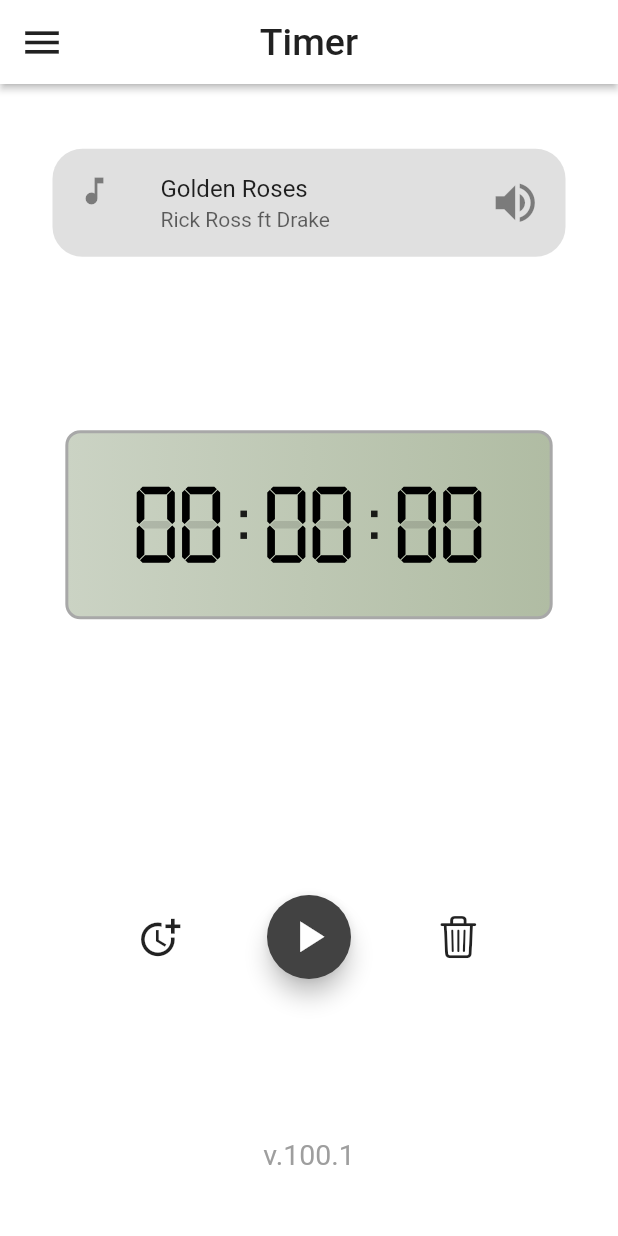
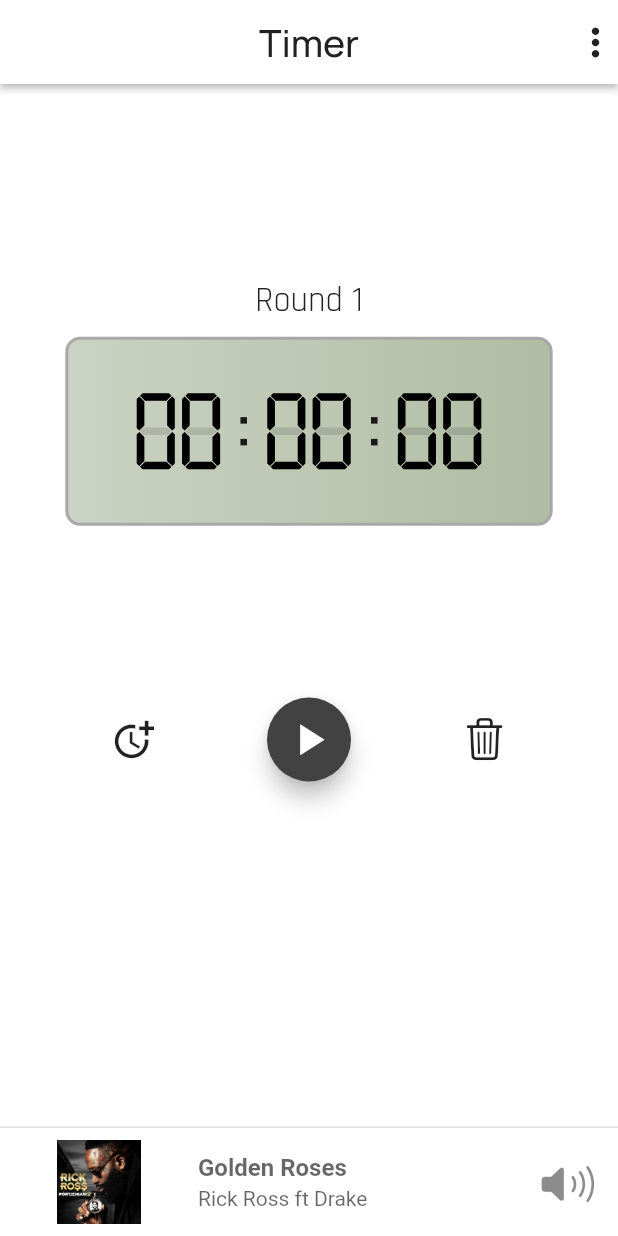
Before and after one commit to JohnBoscoM/Timer, a Flutter app: the screen it shows after launch, on a phone screen of 412 x 824 dp. Run offline on Flutter 3.47's test engine with Material 2 defaults, Android fonts, the phone set to English and light mode, and no system bars; our stand-ins replace google_fonts; Roboto replaces fonts that are missing (Actor).

Commit message:
music player ui and ui update

```diff
--- a/timer/lib/view/timer/screen.dart
+++ b/timer/lib/view/timer/screen.dart
@@ -9,57 +9,56 @@ import 'package:provider/provider.dart';
 class TimerScreen extends StatelessWidget {
   @override
   Widget build(BuildContext context) {
+    final width = MediaQuery.of(context).size.width;
+    final height = MediaQuery.of(context).size.height;
     final timeService = TimerService();
     return ChangeNotifierProvider<TimerService>(
       create: (_) => timeService,
       child: Scaffold(
         backgroundColor: Colors.white,
         appBar: AppBar(
-          leading: Icon(
-            Icons.menu,
-            size: 30,
-            color: Colors.grey.shade900,
-          ),
           elevation: 2,
           backgroundColor: Colors.white,
           centerTitle: true,
           title: Text(
             "Timer",
-            style: GoogleFonts.roboto(
+            style: GoogleFonts.manrope(
                 fontSize: 25,
                 color: Colors.grey.shade900,
                 fontWeight: FontWeight.w500),
           ),
+          actions: [
+            Icon(
+              Icons.more_vert,
+              size: 30,
+              color: Colors.grey.shade900,
+            ),
+          ],
         ),
         body: Padding(
-          padding: const EdgeInsets.symmetric(horizontal: 35.0),
+          padding: const EdgeInsets.symmetric(horizontal: 0),
           child: Column(
-            mainAxisAlignment: MainAxisAlignment.spaceEvenly,
+            mainAxisAlignment: MainAxisAlignment.spaceBetween,
             children: <Widget>[
+              Padding(
+                  padding: EdgeInsets.only(left: 30, right: 20, top: 25),
+                  child: Row(
+                      mainAxisAlignment: MainAxisAlignment.start,
+                      children: [])),
+              // Switch(value: true, onChanged: (value) {}),
               //SizedBox(height: MediaQuery.of(context).viewPadding.top + 20),
-              Container(
-                decoration: BoxDecoration(
-                    color: Colors.black12,
-                    borderRadius: BorderRadius.all(Radius.circular(20))),
-                child: ListTile(
-                  leading: Icon(Icons.music_note),
-                  title: const Text('Golden Roses'),
-                  subtitle: Text(
-                    'Rick Ross ft Drake',
-                    style: TextStyle(color: Colors.black.withOpacity(0.6)),
-                  ),
-                  trailing: Icon(
-                    Icons.volume_up,
-                    size: 35,
-                  ),
-                ),
-              ),
-              SizedBox(height: 20),
-              NeuDigitalClock(
-                key: null,
-              ),
-              SizedBox(height: 20),
-              SizedBox(height: 25),
+              Padding(
+                  padding: const EdgeInsets.symmetric(horizontal: 35),
+                  child: Column(
+                    children: [
+                      Text("Round 1",
+                          style: GoogleFonts.rajdhani(fontSize: 23)),
+                      NeuDigitalClock(
+                        key: null,
+                      ),
+                    ],
+                  )),
+
               Row(
                 mainAxisAlignment: MainAxisAlignment.spaceEvenly,
                 children: [
@@ -86,12 +85,44 @@ class TimerScreen extends StatelessWidget {
                   ),
                 ],
               ),
+
               SizedBox(height: 20),
-              Text(
-                "v.100.1",
-                style: GoogleFonts.actor(
-                    color: Colors.grey.shade500, fontSize: 19),
+              Container(
+                decoration: BoxDecoration(
+                    border:
+                        Border(top: BorderSide(color: Colors.grey.shade300))),
+                width: width,
+                child: ListTile(
+                  leading: Container(
+                    width: 100,
+                    // height: 150,
+                    decoration: BoxDecoration(
+                        borderRadius: BorderRadius.all(Radius.circular(0)),
+                        image: DecorationImage(
+                            image: AssetImage("images/golden_roses.jpeg"))),
+                  ),
+                  title: Text(
+                    'Golden Roses',
+                    style: GoogleFonts.actor(
+                        color: Colors.black.withOpacity(0.6),
+                        fontWeight: FontWeight.bold),
+                  ),
+                  subtitle: Text(
+                    'Rick Ross ft Drake',
+                    style:
+                        GoogleFonts.actor(color: Colors.black.withOpacity(0.6)),
+                  ),
+                  trailing: Icon(
+                    CupertinoIcons.volume_up,
+                    size: 35,
+                  ),
+                ),
               )
+              // Text(
+              //   "v.100.1",
+              //   style: GoogleFonts.actor(
+              //       color: Colors.grey.shade500, fontSize: 19),
+              // )
             ],
           ),
         ),
--- a/timer/pubspec.yaml
+++ b/timer/pubspec.yaml
@@ -29,7 +29,9 @@ dependencies:
   # Use with the CupertinoIcons class for iOS style icons.
   cupertino_icons: ^1.0.2
   google_fonts: ^2.1.0
+ # spotify_sdk: ^2.1.0
   provider: any
+
   transparent_image: ^1.0.0
   math_expressions: ^2.0.0
 
@@ -53,7 +55,7 @@ flutter:
     - home.png
     - images/jump.png
     - images/poly_run_color.jpeg
-    - images/poly_run_grey.jpeg
+    - images/golden_roses.jpeg
 
 
 
```
Also changed, not shown: timer/images/golden_roses.jpeg (added).
